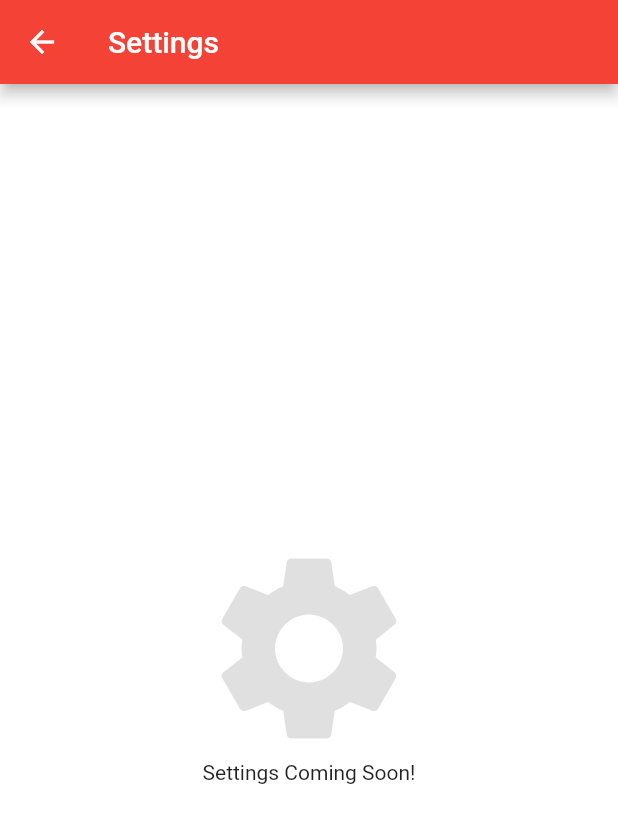
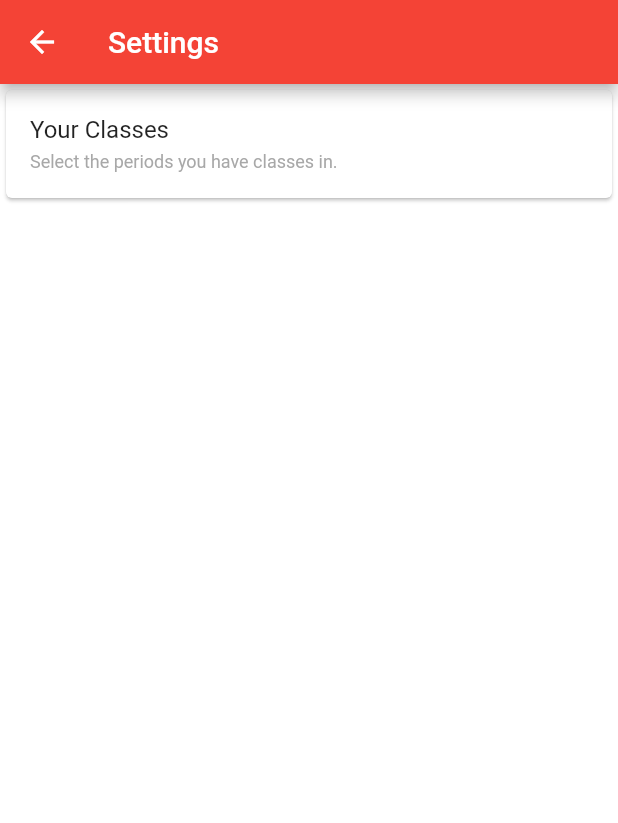
Before and after one commit to partnercloudsupport/Redwood, a Flutter app: the Settings screen opened by its route, on a phone screen of 412 x 824 dp. Shown: the top 823 px of the screen. Run offline on Flutter 3.47's test engine with Material 2 defaults, Android fonts, the phone set to English and light mode, and no system bars; our stand-ins replace firebase_database, firebase_messaging, transparent_image; missing offline and left inert: flutter_webview_plugin, flutter_youtube, quick_actions, scalable_image; accounts and stored records are empty; network calls fail.

Commit message:
Starting work on Today page and settings

```diff
--- a/lib/screens/settings.dart
+++ b/lib/screens/settings.dart
@@ -19,14 +19,23 @@ class Settings extends StatelessWidget {
     body: new PageView(
       children: <Widget>[
         new Column(
-          mainAxisAlignment: MainAxisAlignment.center,
           children: <Widget>[
-            new Icon(
-                Icons.settings,
-                size: 150.0,
-                color: Colors.black12
+            new Card(
+              child: new Column(
+                mainAxisSize: MainAxisSize.min,
+                children: <Widget>[
+                  new ListTile(
+                    title: new Text('Your Classes'),
+                    subtitle: new Text(
+                      'Select the periods you have classes in.',
+                      style: new TextStyle(color: Colors.grey.withOpacity(0.9), fontSize: 12.0),
+                    ),
+                  ),
+
+
+                ],
+              ),
             ),
-            new Text('Settings Coming Soon!')
           ],
         )
       ],
--- a/lib/tabs/tv.dart
+++ b/lib/tabs/tv.dart
@@ -64,7 +64,7 @@ class HomePageState extends State<HomePage> {
             itemBuilder: (BuildContext context, int index) {
               return new Card(
                       child: new Column(
-                        mainAxisSize: MainAxisSize.min,
+                        mainAxisAlignment: MainAxisAlignment.center,
                         children: <Widget>[
                           ListTile(
                               leading: const Icon(Icons.tv),
--- a/pubspec.yaml
+++ b/pubspec.yaml
@@ -15,6 +15,7 @@ dependencies:
   quick_actions: "^0.2.1"
   flutter_youtube: "^0.1.2"
   firebase_core:
+  shared_preferences: "^0.4.2"
 
 
 dev_dependencies:
```
Also changed, not shown: lib/main.dart (+11 -11 lines), lib/tabs/today.dart (renamed from lib/tabs/dashboard.dart, +14 -14 lines), 1 other file.
